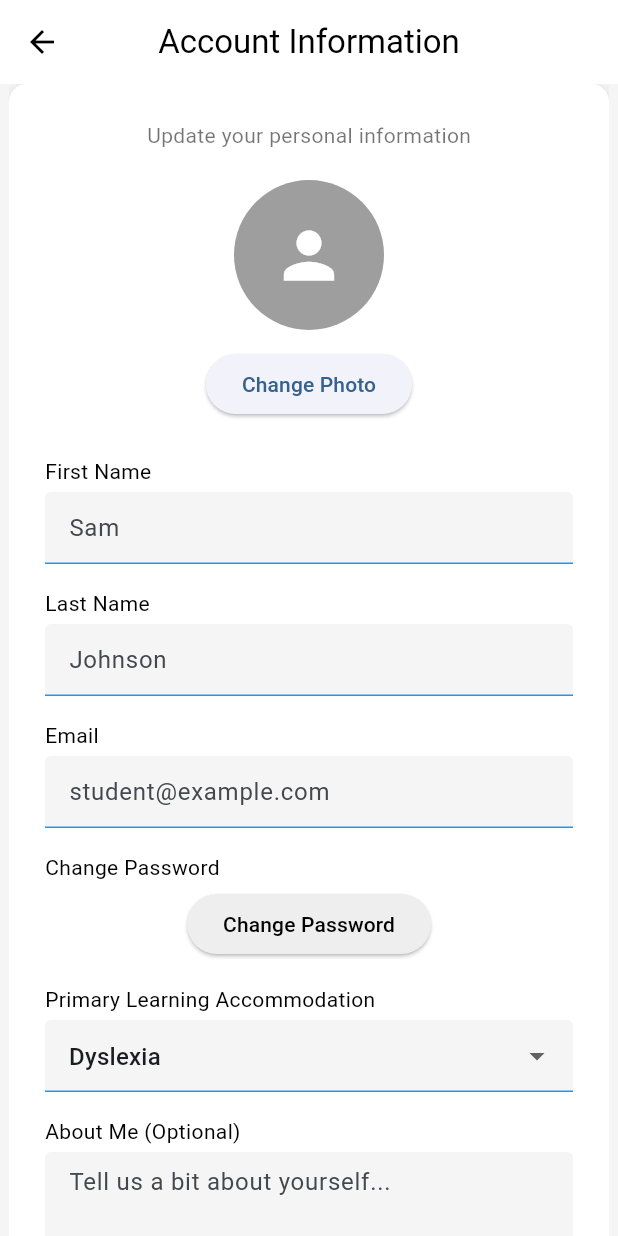
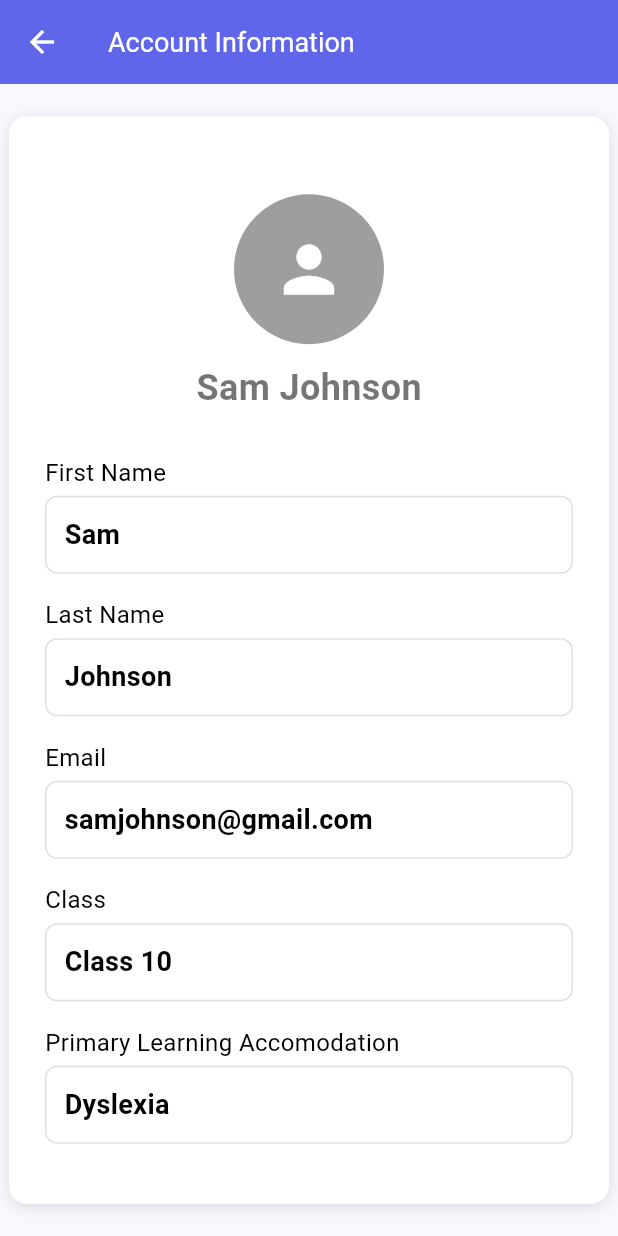
Before and after one commit to 0xteamCookie/LearnAbility, a Flutter app: the ProfilePage screen opened directly, on a phone screen of 412 x 824 dp. Run offline on Flutter 3.47's test engine with Material 3 defaults, Android fonts, the phone set to English and light mode, and no system bars; our stand-ins replace audioplayers, easy_localization, file_picker, flutter_markdown, flutter_tts, logger and 3 more; missing offline and left inert: flutter_math_fork, vapinew; accounts and stored records are empty; network calls fail.

Commit message:
profile page done

```diff
--- a/lib/home_page.dart
+++ b/lib/home_page.dart
@@ -17,6 +17,7 @@ import 'generate_content_page.dart';
 import 'Lesson/lesson_page.dart';
 import 'Quiz/quizzes_page.dart';
 import 'services/start_service.dart';
+import 'profile_page.dart';
 
 class UserStats {
   final String id;
@@ -417,7 +418,10 @@ class _HomePageState extends State<HomePage>
                                               ),
                                               onTap: () {
                                                 Navigator.pop(context);
-                                                // Navigate to profile page when implemented
+                                                Navigator.push(
+                                                  context,
+                                                  MaterialPageRoute(builder: (context) => const ProfilePage()),
+                                                );
                                               },
                                             ),
                                             ListTile(
--- a/lib/profile_page.dart
+++ b/lib/profile_page.dart
@@ -1,19 +1,32 @@
 import 'package:flutter/material.dart';
+import 'package:my_first_app/domain/constants/appcolors.dart';
+import 'accessibility_model.dart';
+import 'package:provider/provider.dart';
 
 class ProfilePage extends StatelessWidget {
   const ProfilePage({super.key});
 
   @override
   Widget build(BuildContext context) {
+    final settings = Provider.of<AccessibilitySettings>(context);
+    final bool isDyslexic = settings.openDyslexic;
+    String fontFamily() => isDyslexic ? "OpenDyslexic" : "Roboto";
+
     return Scaffold(
-      backgroundColor: Colors.grey[100],
       appBar: AppBar(
-        title: const Text("Account Information"),
-        backgroundColor: Colors.white,
-        elevation: 0,
-        centerTitle: true,
-        foregroundColor: Colors.black,
-      ),
+        backgroundColor: AppColors.primaryBackground,
+        iconTheme: const IconThemeData(color: Colors.white),
+        title:
+          Text(
+            'Account Information',
+            style: TextStyle(
+              fontSize: 18 * settings.fontSize,
+              color: Colors.white,
+              fontFamily: fontFamily(),
+            ),
+          ),
+          elevation: 2,
+        ),
       body: Center(
         child: SingleChildScrollView(
           child: Container(
@@ -33,12 +46,7 @@ class ProfilePage extends StatelessWidget {
             child: Column(
               crossAxisAlignment: CrossAxisAlignment.center,
               children: [
-                const Text(
-                  "Update your personal information",
-                  style: TextStyle(color: Colors.black54),
-                ),
-                const SizedBox(height: 20),
-
+                const SizedBox(height: 28),
                 // Profile Photo
                 const CircleAvatar(
                   radius: 50,
@@ -46,126 +54,158 @@ class ProfilePage extends StatelessWidget {
                   child: Icon(Icons.person, size: 50, color: Colors.white),
                 ),
                 const SizedBox(height: 12),
-                ElevatedButton(
-                  onPressed: () {},
-                  child: const Text("Change Photo"),
+
+                Text(
+                  "Sam Johnson",
+                  style:
+                    TextStyle(
+                      color: Colors.black54,
+                      fontSize: 24 * settings.fontSize,
+                      fontWeight: FontWeight.bold,
+                    ),
                 ),
-                const SizedBox(height: 24),
+                const SizedBox(height: 28),
 
                 // First Name
-                const Align(
+                Align(
                   alignment: Alignment.centerLeft,
-                  child: Text("First Name"),
+                  child: Text(
+                    "First Name",
+                    style: TextStyle(
+                      fontSize: 16 * settings.fontSize,
+                    ),
+                  ),
                 ),
                 const SizedBox(height: 4),
-                TextField(
-                  decoration: _inputDecoration("Sam"),
+                Container(
+                  width: double.infinity,
+                  padding: const EdgeInsets.symmetric(horizontal: 12, vertical: 12),
+                  decoration: BoxDecoration(
+                    border: Border.all(color: Colors.grey.shade300),
+                    borderRadius: BorderRadius.circular(8),
+                  ),
+                  child: Text(
+                    "Sam",
+                    style: TextStyle(
+                      fontSize: 18 * settings.fontSize,
+                      fontWeight: FontWeight.w600,
+                    ),
+                  ),
                 ),
                 const SizedBox(height: 16),
 
                 // Last Name
-                const Align(
+                Align(
                   alignment: Alignment.centerLeft,
-                  child: Text("Last Name"),
+                  child: Text(
+                    "Last Name",
+                    style: TextStyle(
+                      fontSize: 16 * settings.fontSize,
+                    ),
+                  ),
                 ),
                 const SizedBox(height: 4),
-                TextField(
-                  decoration: _inputDecoration("Johnson"),
+                Container(
+                  width: double.infinity,
+                  padding: const EdgeInsets.symmetric(horizontal: 12, vertical: 12),
+                  decoration: BoxDecoration(
+                    border: Border.all(color: Colors.grey.shade300),
+                    borderRadius: BorderRadius.circular(8),
+                  ),
+                  child: Text(
+                    "Johnson",
+                    style: TextStyle(
+                      fontSize: 18 * settings.fontSize,
+                      fontWeight: FontWeight.w600,
+                    ),
+                  ),
                 ),
                 const SizedBox(height: 16),
 
                 // Email
-                const Align(
+                Align(
                   alignment: Alignment.centerLeft,
-                  child: Text("Email"),
+                  child: Text(
+                    "Email",
+                    style: TextStyle(
+                      fontSize: 16 * settings.fontSize,
+                    ),
+                  ),
                 ),
                 const SizedBox(height: 4),
-                TextField(
-                  decoration: _inputDecoration("student@example.com"),
+                Container(
+                  width: double.infinity,
+                  padding: const EdgeInsets.symmetric(horizontal: 12, vertical: 12),
+                  decoration: BoxDecoration(
+                    border: Border.all(color: Colors.grey.shade300),
+                    borderRadius: BorderRadius.circular(8),
+                  ),
+                  child: Text(
+                    "samjohnson@gmail.com",
+                    style: TextStyle(
+                      fontSize: 18 * settings.fontSize,
+                      fontWeight: FontWeight.w600,
+                    ),
+                  ),
                 ),
                 const SizedBox(height: 16),
 
-                // Change Password
-                const Align(
+                // Class
+                Align(
                   alignment: Alignment.centerLeft,
-                  child: Text("Change Password"),
+                  child: Text(
+                    "Class",
+                    style: TextStyle(
+                      fontSize: 16 * settings.fontSize,
+                    ),
+                  ),
                 ),
                 const SizedBox(height: 4),
-                ElevatedButton(
-                  onPressed: () {},
-                  style: ElevatedButton.styleFrom(
-                    backgroundColor: Colors.grey[200],
-                    foregroundColor: Colors.black,
+                Container(
+                  width: double.infinity,
+                  padding: const EdgeInsets.symmetric(horizontal: 12, vertical: 12),
+                  decoration: BoxDecoration(
+                    border: Border.all(color: Colors.grey.shade300),
+                    borderRadius: BorderRadius.circular(8),
                   ),
-                  child: const Text("Change Password"),
+                  child: Text(
+                    "Class 10",
+                    style: TextStyle(
+                      fontSize: 18 * settings.fontSize,
+                      fontWeight: FontWeight.w600,
+                    ),
+                  ),
                 ),
                 const SizedBox(height: 16),
 
                 // Primary Learning Accommodation
-                const Align(
+                Align(
                   alignment: Alignment.centerLeft,
-                  child: Text("Primary Learning Accommodation"),
+                  child: Text(
+                    "Primary Learning Accomodation",
+                    style: TextStyle(
+                      fontSize: 16 * settings.fontSize,
+                    ),
+                  ),
                 ),
                 const SizedBox(height: 4),
-                DropdownButtonFormField<String>(
-                  value: "Dyslexia",
-                  decoration: _inputDecoration(""),
-                  items: const [
-                    DropdownMenuItem(
-                      value: "Dyslexia",
-                      child: Text("Dyslexia"),
+                Container(
+                  width: double.infinity,
+                  padding: const EdgeInsets.symmetric(horizontal: 12, vertical: 12),
+                  decoration: BoxDecoration(
+                    border: Border.all(color: Colors.grey.shade300),
+                    borderRadius: BorderRadius.circular(8),
+                  ),
+                  child: Text(
+                    "Dyslexia",
+                    style: TextStyle(
+                      fontSize: 18 * settings.fontSize,
+                      fontWeight: FontWeight.w600,
                     ),
-                    DropdownMenuItem(
-                      value: "ADHD",
-                      child: Text("ADHD"),
-                    ),
-                    DropdownMenuItem(
-                      value: "Visual Impairment",
-                      child: Text("Visual Impairment"),
-                    ),
-                  ],
-                  onChanged: (value) {},
+                  ),
                 ),
                 const SizedBox(height: 16),
 
-                // About Me
-                const Align(
-                  alignment: Alignment.centerLeft,
-                  child: Text("About Me (Optional)"),
-                ),
-                const SizedBox(height: 4),
-                TextField(
-                  maxLines: 4,
-                  decoration: _inputDecoration("Tell us a bit about yourself..."),
-                ),
-                const SizedBox(height: 16),
-
-                // Phone
-                const Align(
-                  alignment: Alignment.centerLeft,
-                  child: Text("Phone (Optional)"),
-                ),
-                const SizedBox(height: 4),
-                TextField(
-                  decoration: _inputDecoration("(123) 456-7890"),
-                ),
-                const SizedBox(height: 24),
-
-                // Save Changes
-                SizedBox(
-                  width: double.infinity,
-                  child: ElevatedButton(
-                    onPressed: () {},
-                    style: ElevatedButton.styleFrom(
-                      backgroundColor: Colors.blue,
-                      padding: const EdgeInsets.symmetric(vertical: 16),
-                    ),
-                    child: const Text(
-                      "Save Changes",
-                      style: TextStyle(fontSize: 16),
-                    ),
-                  ),
-                ),
               ],
             ),
           ),
```
